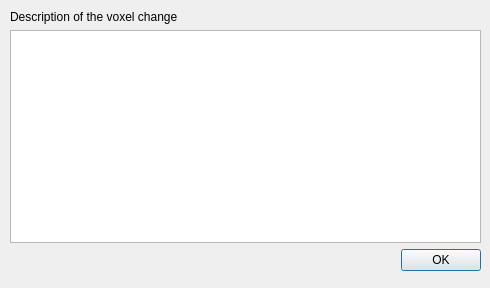
This is GUI/Qt/Windows/VoxelChangeReportDialog.ui in jilei-hao/itksnap as Qt 5 draws it before an edit. The edited form follows.
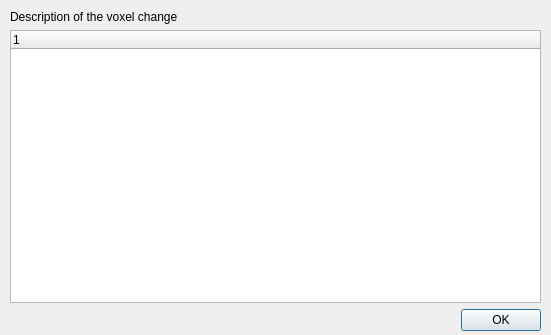
This is the edited form.

Commit message: issue #24: Voxel change report GUI

Diff of the .ui file:
```diff
--- a/GUI/Qt/Windows/VoxelChangeReportDialog.ui
+++ b/GUI/Qt/Windows/VoxelChangeReportDialog.ui
@@ -6,8 +6,8 @@
    <rect>
     <x>0</x>
     <y>0</y>
-    <width>490</width>
-    <height>288</height>
+    <width>551</width>
+    <height>335</height>
    </rect>
   </property>
   <property name="sizePolicy">
@@ -24,8 +24,8 @@
     <rect>
      <x>10</x>
      <y>10</y>
-     <width>471</width>
-     <height>261</height>
+     <width>531</width>
+     <height>321</height>
     </rect>
    </property>
    <layout class="QVBoxLayout" name="verticalLayout">
@@ -37,7 +37,13 @@
      </widget>
     </item>
     <item>
-     <widget class="QTreeView" name="treeView"/>
+     <widget class="QTreeWidget" name="tree">
+      <column>
+       <property name="text">
+        <string notr="true">1</string>
+       </property>
+      </column>
+     </widget>
     </item>
     <item>
      <widget class="QDialogButtonBox" name="buttonBox">
```
The commit also changes 2 other files.
